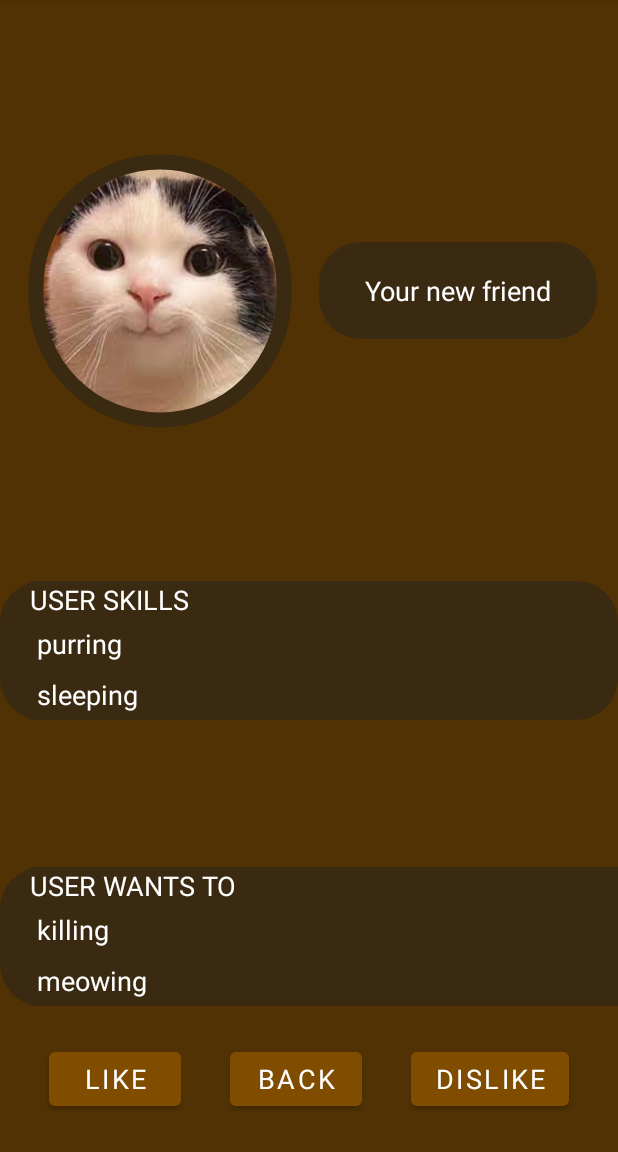
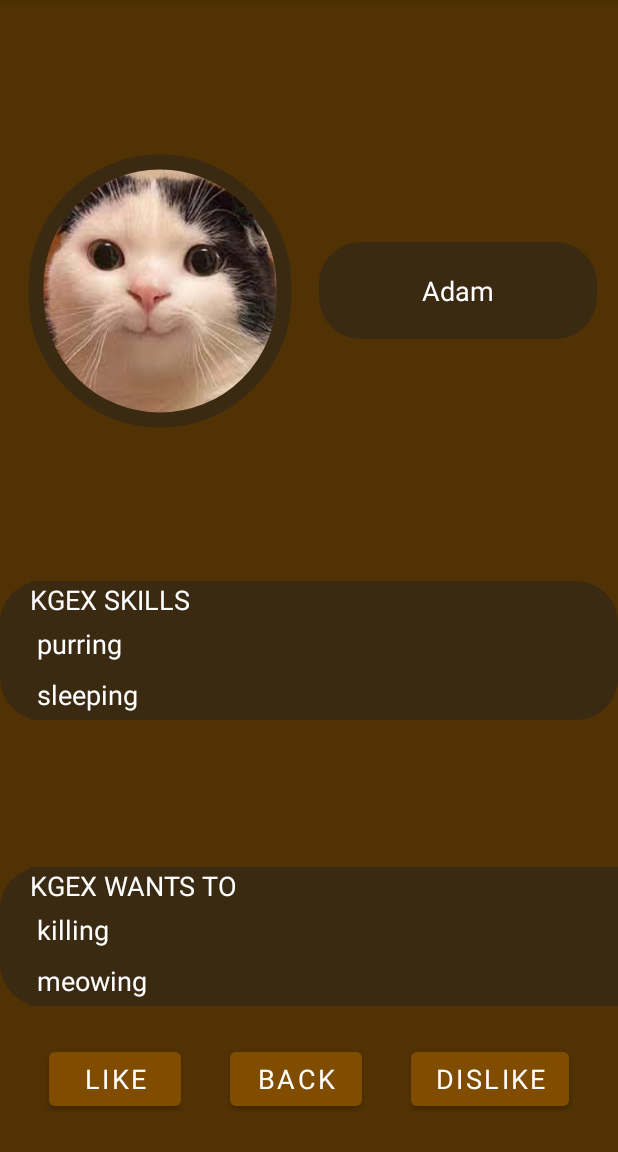
Before and after one commit to MForystek/BITEhack-mobile, an Android app: the MatchActivity screen opened directly, with no data from a screen before it, on a phone screen of 412 x 824 dp, the part 84-1236 px from its top. Run offline under Robolectric (Android 15) with nearby library versions, the phone set to English and light mode, and no system bars.

Commit message:
Revert "refactor"
This reverts commit 250a7129864137fc9688acb271c9330a6524503c.

```diff
--- a/app/src/main/java/com/dfs/dfsbitehackmobile/activity/ServiceAPI.java
+++ b/app/src/main/java/com/dfs/dfsbitehackmobile/activity/ServiceAPI.java
@@ -9,7 +9,4 @@ public interface ServiceAPI {
     User getUser(String nick);
     List<Message> getMessages(User user1, User user2);
     void writeMessage(Message message);
-    boolean updateUser(User user);
-    boolean register(String nick, String password);
-    boolean login(String nick, String password);
 }
--- a/app/src/main/res/layout/activity_match.xml
+++ b/app/src/main/res/layout/activity_match.xml
@@ -8,7 +8,7 @@
     tools:context=".activity.MatchActivity">
 
     <com.google.android.material.imageview.ShapeableImageView
-        android:id="@+id/user_avatar"
+        android:id="@+id/kgex_avatar"
         android:layout_width="0dp"
         android:layout_height="0dp"
         android:src="@drawable/fluffy_avatar"
@@ -19,22 +19,22 @@
         app:layout_constraintTop_toTopOf="parent"
         app:layout_constraintBottom_toTopOf="@+id/skillsListScroll"
         app:layout_constraintStart_toStartOf="parent"
-        app:layout_constraintEnd_toStartOf="@+id/user_name"
+        app:layout_constraintEnd_toStartOf="@+id/kgex_name"
         app:layout_constraintWidth_percent="0.45"
         app:layout_constraintHeight_percent="0.25"
         tools:srcCompat="@drawable/fluffy_avatar"/>
 
     <TextView
-        android:id="@+id/user_name"
+        android:id="@+id/kgex_name"
         android:layout_width="0dp"
         android:layout_height="wrap_content"
-        android:text="@string/user_nick_placeholder"
+        android:text="@string/kgex_nick_placeholder"
         android:background="@drawable/background_rounded"
         android:textAlignment="center"
         android:padding="20dp"
         app:layout_constraintTop_toTopOf="parent"
         app:layout_constraintBottom_toTopOf="@+id/skillsListScroll"
-        app:layout_constraintStart_toEndOf="@id/user_avatar"
+        app:layout_constraintStart_toEndOf="@id/kgex_avatar"
         app:layout_constraintEnd_toEndOf="parent"
         app:layout_constraintWidth_percent="0.45" />
 
@@ -43,7 +43,7 @@
         android:layout_width="match_parent"
         android:layout_height="wrap_content"
         android:background="@drawable/background_rounded"
-        app:layout_constraintTop_toBottomOf="@+id/user_avatar"
+        app:layout_constraintTop_toBottomOf="@+id/kgex_avatar"
         app:layout_constraintBottom_toTopOf="@+id/wantedListScroll"
         app:layout_constraintStart_toStartOf="parent"
         app:layout_constraintEnd_toEndOf="parent" >
@@ -58,7 +58,7 @@
                 android:id="@+id/skillsTextView"
                 android:layout_width="wrap_content"
                 android:layout_height="wrap_content"
-                android:text="@string/user_skills" />
+                android:text="@string/kgex_skills" />
         </LinearLayout>
     </ScrollView>
 
@@ -81,7 +81,7 @@
             <TextView
                 android:layout_width="wrap_content"
                 android:layout_height="wrap_content"
-                android:text="@string/user_wants_to" />
+                android:text="@string/kgex_wants_to" />
         </LinearLayout>
     </ScrollView>
 
--- a/app/src/main/res/values/strings.xml
+++ b/app/src/main/res/values/strings.xml
@@ -3,7 +3,7 @@
     <string name="start_caption">Let\'s start</string>
     <string name="chat_button_caption">Chat with yourself</string>
     <string name="exit">Exit</string>
-    <string name="user_nick_placeholder">Your new friend</string>
-    <string name="user_wants_to">USER WANTS TO</string>
-    <string name="user_skills">USER SKILLS</string>
+    <string name="kgex_nick_placeholder">Your new friend</string>
+    <string name="kgex_wants_to">KGEX WANTS TO</string>
+    <string name="kgex_skills">KGEX SKILLS</string>
 </resources>
```
Also changed, not shown: app/src/main/java/com/dfs/dfsbitehackmobile/activity/MatchActivity.java (+16 -16 lines), app/src/main/java/com/dfs/dfsbitehackmobile/activity/MockService.java (+0 -15 lines).
